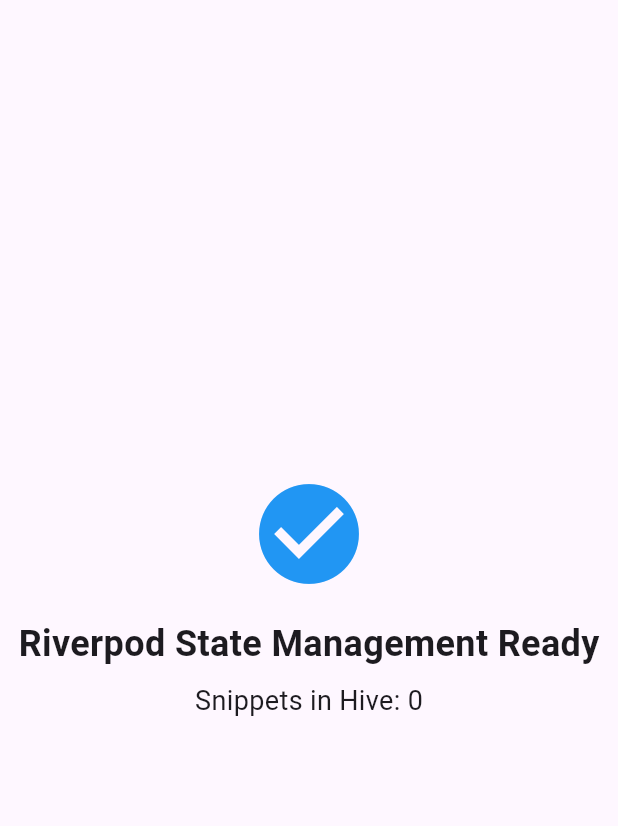
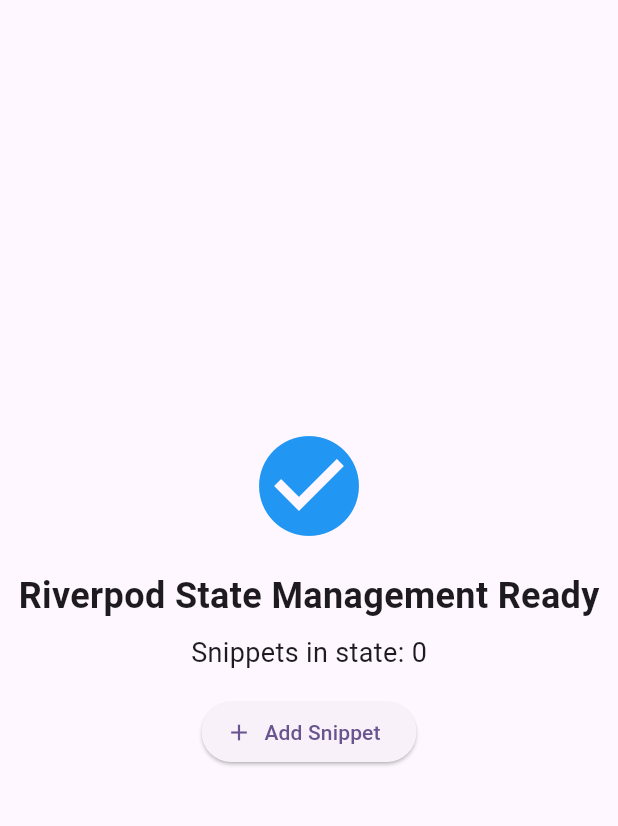
Before and after one commit to MalcolmOdu/gr11-codestaxh-fall-2025, a Flutter app: the screen it shows after launch, on a phone screen of 412 x 824 dp, the part 63-889 px from its top. Run offline on Flutter 3.47's test engine with Material 3 defaults, Android fonts, the phone set to English and light mode, and no system bars; our stand-ins replace firebase_core, flutter_riverpod, hive_ce, hive_ce_flutter; accounts and stored records are empty.

Commit message:
feat: Add SnippetController layer and test UI

```diff
--- a/lib/controllers/snippet_controller.dart
+++ b/lib/controllers/snippet_controller.dart
@@ -65,5 +65,4 @@
   List<Snippet> getAllSnippets(){
     return ref.read(snippetProvider);
   }
-  final snippetProvider = NotifierProvider<SnippetNotifier, List<Snippet>>(() {return SnippetNotifier();});
 }
--- a/lib/controllers/snippet_notifier.dart
+++ b/lib/controllers/snippet_notifier.dart
@@ -59,3 +59,4 @@
     box.put(id, snippet);
   }
 }
+final snippetProvider = NotifierProvider<SnippetNotifier, List<Snippet>>(() {return SnippetNotifier();});
--- a/lib/main.dart
+++ b/lib/main.dart
@@ -4,6 +4,8 @@
 import 'package:hive_ce_flutter/hive_flutter.dart';
 import 'models/snippet.dart';
 import 'package:flutter_riverpod/flutter_riverpod.dart';
+import 'package:codestaxh/controllers/snippet_controller.dart';
+import 'package:codestaxh/controllers/snippet_notifier.dart';
 
 void main() async {
   WidgetsFlutterBinding.ensureInitialized();
@@ -34,32 +36,20 @@
   }
 }
 
-class TestScreen extends StatefulWidget {
+class TestScreen extends ConsumerStatefulWidget {
   const TestScreen({super.key});
 
   @override
-  State<TestScreen> createState() => _TestScreenState();
+  ConsumerState<TestScreen> createState() => _TestScreenState();
 }
 
-class _TestScreenState extends State<TestScreen> {
-
-  int snippetCount = 0;
-
-  @override
-  void initState() {
-    super.initState();
-    _checkHive();
-  }
-
-  void _checkHive() {
-    final box = Hive.box<Snippet>('snippets');
-    setState(() {
-      snippetCount = box.length;
-    });
-  }
+class _TestScreenState extends ConsumerState<TestScreen> {
 
   @override
   Widget build(BuildContext context) {
+
+    final snippets =  ref.watch(snippetProvider);
+
     return Scaffold(
       appBar: AppBar(
         title: const Text('CodestaXh - Set up Complete'),
@@ -76,9 +66,28 @@
             ),
             const SizedBox(height: 8),
             Text(
-              'Snippets in Hive: $snippetCount',
+              'Snippets in state: ${snippets.length}',
               style: const TextStyle(fontSize: 18),
-            )
+            ),
+            const SizedBox(height: 16),
+            ElevatedButton.icon(
+                onPressed: () {
+                  final controller = SnippetController(ref);
+
+                  controller.addSnippet(
+                    title: 'Test Snippet ${snippets.length + 1}',
+                    code: 'print("Hello World!")',
+                    language: 'Python',
+                    tags: ['test', 'snippet'],
+                    author: 'Vincent Kennedy'
+                  );
+                  ScaffoldMessenger.of(context).showSnackBar(
+                    const SnackBar(content: Text('Snippet Added')),
+                  );
+                },
+              icon: const Icon(Icons.add),
+              label: const Text('Add Snippet'),
+            ),
           ],
         ),
       ),
```
